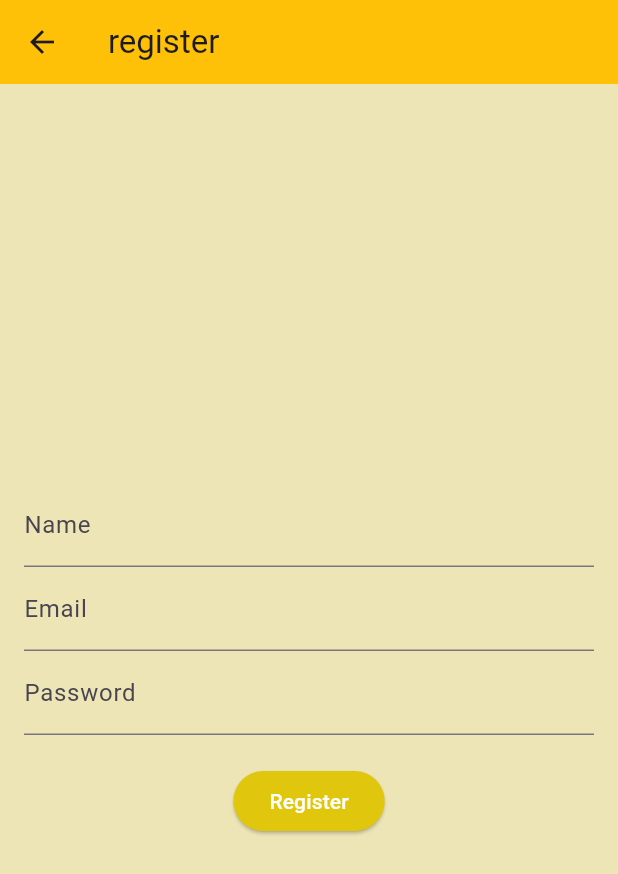
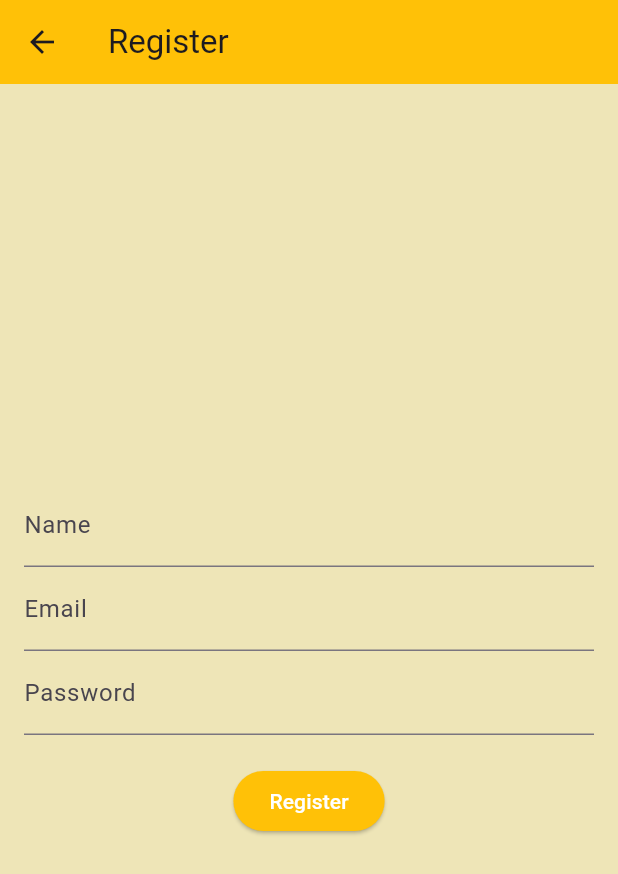
Before and after one commit to satheeshkumar-official/bytelogik-coding-interview, a Flutter app: the screen it shows after launch, after a tap on "Register", on a phone screen of 412 x 824 dp. Shown: the top 874 px of the screen. Run offline on Flutter 3.47's test engine with Material 3 defaults, Android fonts, the phone set to English and light mode, and no system bars; our stand-ins replace cloud_firestore, firebase_auth, firebase_core, flutter_riverpod; accounts and stored records are empty; network calls fail.

Commit message:
Initial commit

```diff
--- a/lib/login,register/login.dart
+++ b/lib/login,register/login.dart
@@ -1,41 +1,46 @@
+import 'package:bytelogik/login,register/re.dart';
+import 'package:flutter/material.dart';
+import 'package:flutter_riverpod/flutter_riverpod.dart';
+import 'package:firebase_auth/firebase_auth.dart';
 import 'package:bytelogik/increment/increment.dart';
-import 'package:bytelogik/login,register/re.dart';
-import 'package:firebase_auth/firebase_auth.dart';
-import 'package:flutter/material.dart';
-import 'package:flutter/widgets.dart';
 
-class Loginn extends StatefulWidget {
-  @override
-  _LoginpageState createState() => _LoginpageState();
-}
+final authProvider = Provider<FirebaseAuth>((ref) => FirebaseAuth.instance);
+class Loginnotifier extends StateNotifier<bool> {
+  Loginnotifier() : super(false);
 
-class _LoginpageState extends State<Loginn> {
-  final TextEditingController emailcontroller = TextEditingController();
-  final TextEditingController passwordcontroller = TextEditingController();
-
-  void login() async {
+  void login(WidgetRef ref, BuildContext context, String email,
+      String password) async {
+    state = true;
     try {
-      UserCredential userCredential = await FirebaseAuth.instance.signInWithEmailAndPassword(
-        email: emailcontroller.text.trim(),
-        password: passwordcontroller.text.trim(),
+      UserCredential userCredential =
+          await ref.read(authProvider).signInWithEmailAndPassword(
+                email: email.trim(),
+                password: password.trim(),
               );
 
       String uid = userCredential.user!.uid;
-      Navigator.pushReplacement(
-        context,
-        MaterialPageRoute(builder: (context) => Bytelogik(uid: uid)),
-      );
+      Navigator.pushReplacement(context,
+          MaterialPageRoute(builder: (context) => Bytelogik(uid: uid)));
     } catch (e) {
       ScaffoldMessenger.of(context).showSnackBar(
-        SnackBar(content: Text('Login failed. Please try again.')),
-      );
+          SnackBar(content: Text('Login failed. Please try again.')));
+    }
+    state = false;
   }
 }
 
+final loginProvider =
+    StateNotifierProvider<Loginnotifier, bool>((ref) => Loginnotifier());
+
+class Loginn extends ConsumerWidget {
   @override
-  Widget build(BuildContext context) {
+  Widget build(BuildContext context, WidgetRef ref) {
+    final emailController = TextEditingController();
+    final passwordController = TextEditingController();
+    final isLoading = ref.watch(loginProvider);
+
     return Scaffold(
-      appBar: AppBar(title: Text('Login'),backgroundColor: Colors.amber,),
+      appBar: AppBar(title: Text('Login'), backgroundColor: Colors.amber),
       backgroundColor: Color.fromARGB(255, 238, 229, 183),
       body: Padding(
         padding: const EdgeInsets.all(16.0),
@@ -43,34 +48,34 @@ class _LoginpageState extends State<Loginn> {
           mainAxisAlignment: MainAxisAlignment.center,
           children: [
             TextField(
-              controller: emailcontroller,
-              decoration: InputDecoration(labelText: 'Email'),
-            ),
+                controller: emailController,
+                decoration: InputDecoration(labelText: 'Email')),
             TextField(
-              controller: passwordcontroller,
+                controller: passwordController,
                 decoration: InputDecoration(labelText: 'Password'),
-              obscureText: true,
-            ),
+                obscureText: true),
             SizedBox(height: 20),
             ElevatedButton(
               style: ButtonStyle(
-                backgroundColor: MaterialStateProperty.all<Color>(Color.fromARGB(255, 224, 199, 14))
+                  backgroundColor:
+                      MaterialStateProperty.all<Color>(Colors.amber)),
+              onPressed: isLoading
+                  ? null
+                  : () => ref.read(loginProvider.notifier).login(
+                      ref,
+                      context,
+                      emailController.text.trim(),
+                      passwordController.text.trim()),
+              child: isLoading
+                  ? CircularProgressIndicator()
+                  : Text('Login', style: TextStyle(color: Colors.white)),
             ),
-              onPressed: login,
-              child: Text('Login',style: TextStyle(color: Colors.white),),
-            ),
-            Align(alignment:  Alignment.centerRight,
+            Align(
+              alignment: Alignment.centerRight,
               child: TextButton(
-              style: ButtonStyle(
-                alignment: Alignment.bottomRight
-              ),
-                onPressed: () {
-                  Navigator.push(
-                    context,
-                    MaterialPageRoute(builder: (context) => Re()),
-                  );
-                },
-                child: Text('Register',style: TextStyle(color: Color.fromARGB(255, 0, 0, 0))),
+                onPressed: () => Navigator.pushReplacement(
+                    context, MaterialPageRoute(builder: (context) => Re())),
+                child: Text('Register', style: TextStyle(color: Colors.black)),
               ),
             ),
           ],
--- a/lib/login,register/re.dart
+++ b/lib/login,register/re.dart
@@ -1,47 +1,56 @@
-import 'package:bytelogik/login,register/login.dart';
+import 'package:flutter/material.dart';
+import 'package:flutter_riverpod/flutter_riverpod.dart';
+import 'package:firebase_auth/firebase_auth.dart';
 import 'package:cloud_firestore/cloud_firestore.dart';
-import 'package:firebase_auth/firebase_auth.dart';
-import 'package:flutter/material.dart';
+import 'login.dart';
 
-class Re extends StatefulWidget {
+final registerLoadingProvider = StateProvider<bool>((ref) => false);
+
+class Re extends ConsumerWidget {
   @override
-  _RegisterpageState createState() => _RegisterpageState();
-}
+  Widget build(BuildContext context, WidgetRef ref) {
+    final nameController = TextEditingController();
+    final emailController = TextEditingController();
+    final passwordController = TextEditingController();
+    final isLoading = ref.watch(registerLoadingProvider);
 
-class _RegisterpageState extends State<Re> {
-  final TextEditingController emailcontroller = TextEditingController();
-  final TextEditingController passwordcontroller = TextEditingController();
-  final TextEditingController namecontroller = TextEditingController();
-
-  void registeruser() async {
+    void register() async {
+      ref.read(registerLoadingProvider.notifier).state = true;
       try {
         UserCredential userCredential =
             await FirebaseAuth.instance.createUserWithEmailAndPassword(
-        email: emailcontroller.text.trim(),
-        password: passwordcontroller.text.trim(),
+          email: emailController.text.trim(),
+          password: passwordController.text.trim(),
         );
 
         String uid = userCredential.user!.uid;
         await FirebaseFirestore.instance.collection('users').doc(uid).set({
-        "name": namecontroller.text.trim(),
-        "email": emailcontroller.text.trim(),
+          "name": nameController.text.trim(),
+          "email": emailController.text.trim(),
         });
 
         ScaffoldMessenger.of(context).showSnackBar(
-        SnackBar(content: Text('Registration Successful! Please Login.')),
-      );
-      Navigator.push(context, MaterialPageRoute(builder: (context)=>Loginn()));
+            SnackBar(content: Text('Registration Successful! Please Login.')));
+        Navigator.pushReplacement(
+            context, MaterialPageRoute(builder: (context) => Loginn()));
       } catch (e) {
         ScaffoldMessenger.of(context).showSnackBar(
-        SnackBar(content: Text('Registration Failed: ${e.toString()}')),
-      );
+            SnackBar(content: Text('Registration Failed: ${e.toString()}')));
       }
+      ref.read(registerLoadingProvider.notifier).state = false;
     }
 
-  @override
-  Widget build(BuildContext context) {
     return Scaffold(
-      appBar: AppBar(title: Text('register'),backgroundColor: Colors.amber,),
+      appBar: AppBar(
+        title: Text('Register'),
+        backgroundColor: Colors.amber,
+        leading: IconButton(
+            onPressed: () {
+              Navigator.pushReplacement(
+                  context, MaterialPageRoute(builder: (context) => Loginn()));
+            },
+            icon: Icon(Icons.arrow_back)),
+      ),
       backgroundColor: Color.fromARGB(255, 238, 229, 183),
       body: Padding(
         padding: const EdgeInsets.all(16.0),
@@ -49,25 +58,24 @@ class _RegisterpageState extends State<Re> {
           mainAxisAlignment: MainAxisAlignment.center,
           children: [
             TextField(
-              controller: namecontroller,
-              decoration: InputDecoration(labelText: 'Name'),
-            ),
+                controller: nameController,
+                decoration: InputDecoration(labelText: 'Name')),
             TextField(
-              controller: emailcontroller,
-              decoration: InputDecoration(labelText: 'Email'),
-            ),
+                controller: emailController,
+                decoration: InputDecoration(labelText: 'Email')),
             TextField(
-              controller: passwordcontroller,
+                controller: passwordController,
                 decoration: InputDecoration(labelText: 'Password'),
-              obscureText: true,
-            ),
+                obscureText: true),
             SizedBox(height: 20),
             ElevatedButton(
               style: ButtonStyle(
-                backgroundColor: MaterialStateProperty.all<Color>(Color.fromARGB(255, 224, 199, 14))
-              ),
-              onPressed: registeruser,
-              child: Text('Register',style: TextStyle(color: const Color.fromARGB(255, 255, 255, 255)),),
+                  backgroundColor:
+                      MaterialStateProperty.all<Color>(Colors.amber)),
+              onPressed: isLoading ? null : register,
+              child: isLoading
+                  ? CircularProgressIndicator()
+                  : Text('Register', style: TextStyle(color: Colors.white)),
             ),
           ],
         ),
--- a/lib/main.dart
+++ b/lib/main.dart
@@ -1,10 +1,9 @@
-import 'package:bytelogik/increment/increment.dart';
 import 'package:bytelogik/login,register/login.dart';
 import 'package:flutter/material.dart';
-import 'package:flutter_foreground_task/flutter_foreground_task.dart';
+import 'package:flutter_riverpod/flutter_riverpod.dart';
 import 'package:firebase_core/firebase_core.dart';
 
-void main() async{
+void main() async {
   WidgetsFlutterBinding.ensureInitialized();
   await Firebase.initializeApp(
     options: const FirebaseOptions(
@@ -17,19 +16,15 @@ void main() async{
       measurementId: "G-SE2NVTRQ7L"
     ),
   );
-  runApp(const MyApp());
+  runApp(ProviderScope(child: MyApp()));
 }
 
 class MyApp extends StatelessWidget {
-  const MyApp({super.key});
-
-
   @override
   Widget build(BuildContext context) {
     return MaterialApp(
       title: 'Flutter Demo',
       theme: ThemeData(
-
         colorScheme: ColorScheme.fromSeed(seedColor: Colors.deepPurple),
         useMaterial3: true,
       ),
--- a/pubspec.yaml
+++ b/pubspec.yaml
@@ -37,6 +37,7 @@ dependencies:
   cupertino_icons: ^1.0.6
   flutter_foreground_task: ^8.17.0
   cloud_firestore: ^5.4.0
+  flutter_riverpod: ^2.6.1
 
 dev_dependencies:
   flutter_test:
```
Also changed, not shown: lib/increment/increment.dart (+31 -33 lines), lib/provider/regp.dart (added, +17 -0 lines), lib/provider/authp.dart (added), lib/provider/countprovider.dart (added), pubspec.lock, 1 other file. Lines whose indentation alone changed are shown as unchanged.
